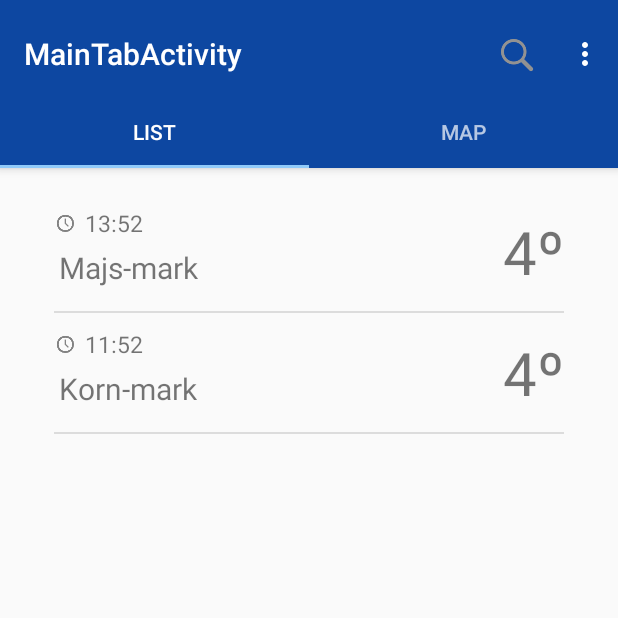
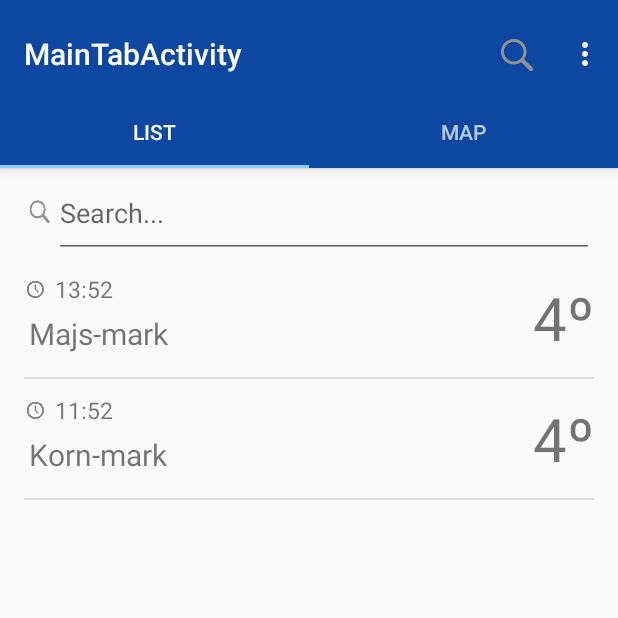
Before and after one commit to LasseOnTheHub/WeatherApp, an Android app: the MainActivityTab screen opened directly, with no data from a screen before it, after a tap on "Search", on a phone screen of 412 x 824 dp, the top half of it. Run offline under Robolectric (Android 15) with nearby library versions, the phone set to English and light mode, and no system bars.

Commit message:
Layout changes and searchbar

```diff
--- a/app/src/main/java/com/grp8/weatherapp/Activities/MainActivityTab.java
+++ b/app/src/main/java/com/grp8/weatherapp/Activities/MainActivityTab.java
@@ -24,6 +24,7 @@ public class MainActivityTab extends AppCompatActivity {
 
     private SectionsPagerAdapter mSectionsPagerAdapter;
     private ViewPager mViewPager;
+    private MainFragment mainFrag;
 
     @Override
     protected void onCreate(Bundle savedInstanceState) {
@@ -59,7 +60,9 @@ public class MainActivityTab extends AppCompatActivity {
                 startActivity(new Intent(MainActivityTab.this, SettingsActivity.class));
                 break;
             case R.id.search_menu:
-                Log.d("Show search bar","now");
+                mViewPager.setCurrentItem(0);
+                mainFrag.toggleSearch(true);
+                break;
             default: break;
         }
 
@@ -74,7 +77,10 @@ public class MainActivityTab extends AppCompatActivity {
 
         @Override
         public Fragment getItem(int position) {
-            return position == 0 ? new MainFragment() : new MainFragment();
+            if (mainFrag == null) {
+                mainFrag = new MainFragment();
+            }
+            return position == 0 ? mainFrag : new MainFragment();
         }
 
         @Override
@@ -90,5 +96,8 @@ public class MainActivityTab extends AppCompatActivity {
                 return "MAP";
             }
         }
+
+
+
     }
 }
--- a/app/src/main/java/com/grp8/weatherapp/Activities/MainFragment.java
+++ b/app/src/main/java/com/grp8/weatherapp/Activities/MainFragment.java
@@ -2,6 +2,7 @@ package com.grp8.weatherapp.Activities;
 
 
 import android.os.Bundle;
+import android.os.SystemClock;
 import android.support.v4.app.Fragment;
 import android.util.Log;
 import android.view.LayoutInflater;
@@ -11,6 +12,7 @@ import android.widget.AdapterView;
 import android.widget.FrameLayout;
 import android.widget.ListView;
 import android.widget.RelativeLayout;
+import android.widget.Toast;
 
 import com.grp8.weatherapp.R;
 
@@ -21,6 +23,8 @@ import com.grp8.weatherapp.R;
 public class MainFragment extends Fragment implements AdapterView.OnItemClickListener {
 
     private ListView list;
+    private FrameLayout searchFrame;
+    private boolean searchIsVisible;
 
     @Override
     public View onCreateView(LayoutInflater inflater, ViewGroup container, Bundle savedInstanceState) {
@@ -30,6 +34,10 @@ public class MainFragment extends Fragment implements AdapterView.OnItemClickLis
         list.setAdapter(new WeatherStationsAdapter(getActivity()));
         list.setOnItemClickListener(this);
 
+        searchFrame = (FrameLayout) mainFrag.findViewById(R.id.searchFrame);
+        searchFrame.setVisibility(FrameLayout.GONE);
+        searchIsVisible = false;
+
         return mainFrag;
     }
 
@@ -37,4 +45,16 @@ public class MainFragment extends Fragment implements AdapterView.OnItemClickLis
     public void onItemClick(AdapterView<?> parent, View view, int position, long id) {
         Log.d("Clicked on item",String.valueOf(position));
     }
+
+    public void toggleSearch(boolean shouldChange) {
+        if (searchIsVisible) {
+            searchFrame.setVisibility(FrameLayout.GONE);
+        } else {
+            searchFrame.setVisibility(FrameLayout.VISIBLE);
+        }
+
+        if (shouldChange) {
+            searchIsVisible = !searchIsVisible;
+        }
+    }
 }
--- a/app/src/main/res/layout/activity_main_tab.xml
+++ b/app/src/main/res/layout/activity_main_tab.xml
@@ -36,6 +36,7 @@
         android:id="@+id/container"
         android:layout_width="match_parent"
         android:layout_height="match_parent"
+        android:animateLayoutChanges="true"
         app:layout_behavior="@string/appbar_scrolling_view_behavior" />
 
 
--- a/app/src/main/res/layout/fragment_stationlist.xml
+++ b/app/src/main/res/layout/fragment_stationlist.xml
@@ -5,16 +5,35 @@
     android:paddingBottom="@dimen/activity_vertical_margin"
     android:paddingLeft="@dimen/activity_horizontal_margin"
     android:paddingRight="@dimen/activity_horizontal_margin"
-    android:paddingTop="@dimen/activity_vertical_margin">
+    android:paddingTop="0dp">
+
+    <FrameLayout
+        android:layout_width="match_parent"
+        android:layout_height="60dp"
+        android:id="@+id/searchFrame">
+
+        <EditText
+            android:id="@+id/search"
+            android:hint="Search..."
+            android:layout_width="match_parent"
+            android:layout_height="match_parent"
+            android:layout_marginLeft="20dp"/>
+
+        <ImageView
+            android:id="@+id/searchBtn"
+            android:layout_width="20dp"
+            android:layout_height="match_parent"
+            android:layout_marginTop="17dp"
+            android:layout_marginBottom="20dp"
+            android:background="@drawable/search" />
+    </FrameLayout>
 
     <ListView
         android:layout_width="match_parent"
         android:layout_height="match_parent"
         android:layout_alignParentLeft="true"
         android:layout_alignParentStart="true"
-        android:layout_marginLeft="20dp"
-        android:layout_marginRight="20dp"
-        android:layout_below="@+id/searchFrame"
+        android:layout_below="@id/searchFrame"
         android:id="@+id/stationlist"/>
 
 </RelativeLayout>
```
Also changed, not shown: app/src/main/res/layout/fragment_searchbar.xml (deleted, +0 -30 lines).
